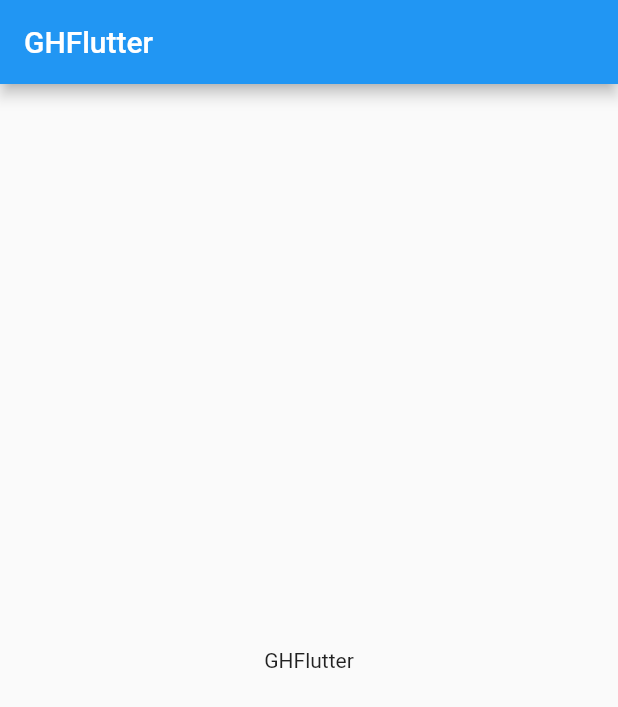
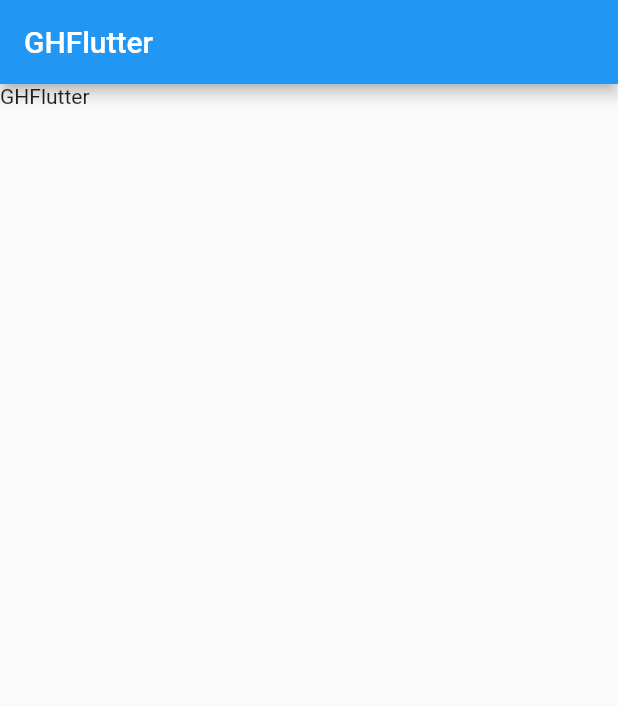
Before and after one commit to TracyTk/ghflutter, a Flutter app: the screen it shows after launch, on a phone screen of 412 x 824 dp. Shown: the top 707 px of the screen. Run offline on Flutter 3.47's test engine with Material 2 defaults, Android fonts, the phone set to English and light mode, and no system bars.

```diff
--- a/lib/main.dart
+++ b/lib/main.dart
@@ -11,14 +11,7 @@ class GHFlutterApp extends StatelessWidget {
   Widget build(BuildContext context) {
     return MaterialApp(
       title: strings.appTitle,
-      home: Scaffold(
-        appBar: AppBar(
-          title: const Text(strings.appTitle),
-        ),
-        body: const Center(
-          child: Text(strings.appTitle),
-        ),
-      ),
+      home: const GHFlutter(),
     );
   }
 }
@@ -107,3 +100,22 @@ class _MyHomePageState extends State<MyHomePage> {
     );
   }
 }
+
+class GHFlutter extends StatefulWidget {
+  const GHFlutter({Key? key}) : super(key: key);
+
+  @override
+  _GHFlutterState createState() => _GHFlutterState();
+}
+
+class _GHFlutterState extends State<GHFlutter> {
+  @override
+  Widget build(BuildContext context) {
+    return Scaffold(
+      appBar: AppBar(
+        title: const Text(strings.appTitle),
+      ),
+      body: const Text(strings.appTitle),
+    );
+  }
+}
```
